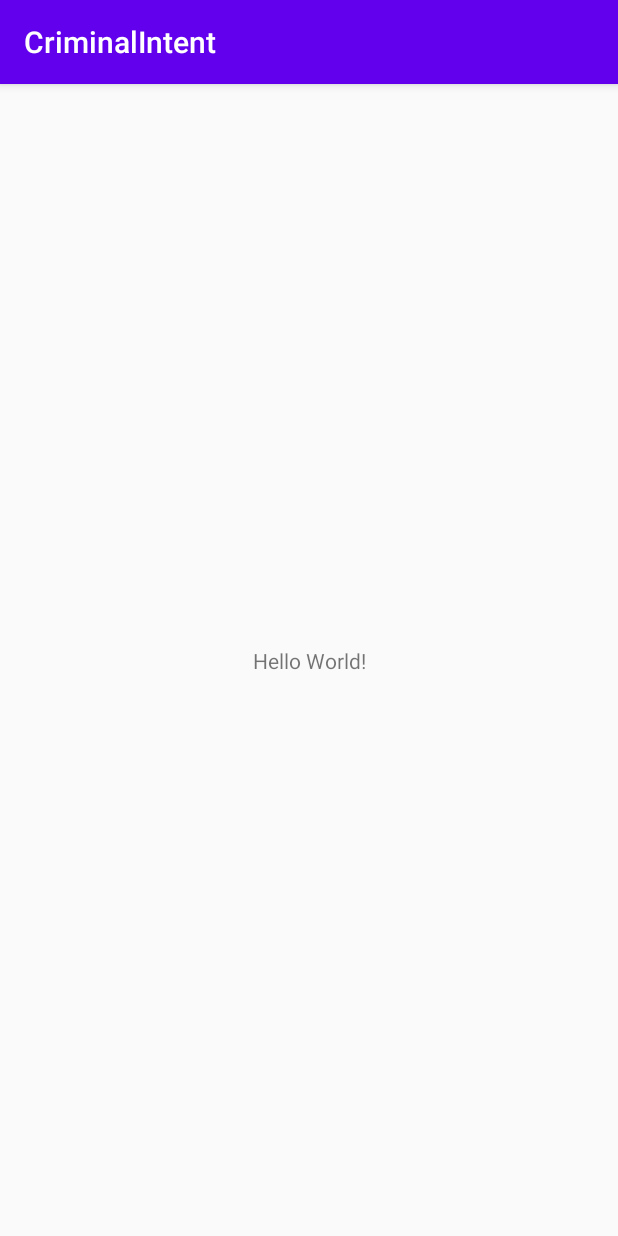
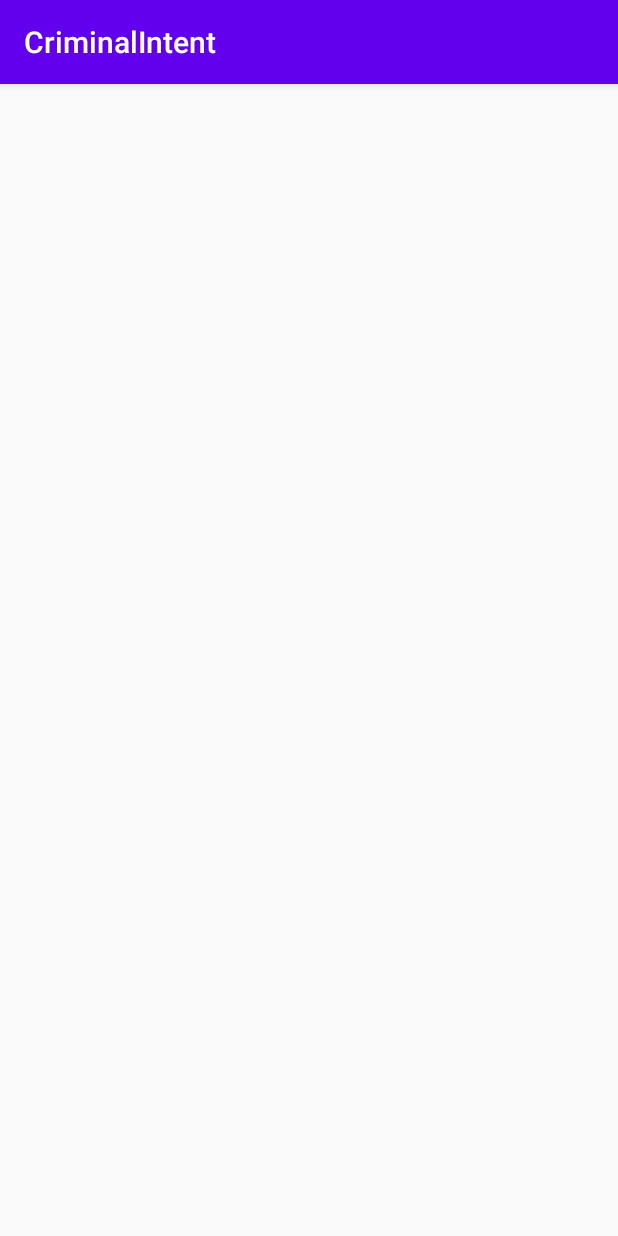
Before and after one commit to Borkau/CrimeIntent, an Android app: the screen it shows after launch (CrimeActivity), on a phone screen of 412 x 824 dp. Run offline under Robolectric (Android 15) with nearby library versions, the phone set to English and light mode, and no system bars.

Commit message:
Create main layout and first fragment

```diff
--- a/app/src/main/res/layout/activity_crime.xml
+++ b/app/src/main/res/layout/activity_crime.xml
@@ -1,18 +1,5 @@
-<?xml version="1.0" encoding="utf-8"?>
-<androidx.constraintlayout.widget.ConstraintLayout xmlns:android="http://schemas.android.com/apk/res/android"
-    xmlns:app="http://schemas.android.com/apk/res-auto"
-    xmlns:tools="http://schemas.android.com/tools"
+<FrameLayout
+    xmlns:android="http://schemas.android.com/apk/res/android"
+    android:id="@+id/fragment_container"
     android:layout_width="match_parent"
-    android:layout_height="match_parent"
-    tools:context=".CrimeActivity">
-
-    <TextView
-        android:layout_width="wrap_content"
-        android:layout_height="wrap_content"
-        android:text="Hello World!"
-        app:layout_constraintBottom_toBottomOf="parent"
-        app:layout_constraintLeft_toLeftOf="parent"
-        app:layout_constraintRight_toRightOf="parent"
-        app:layout_constraintTop_toTopOf="parent" />
-
-</androidx.constraintlayout.widget.ConstraintLayout>
+    android:layout_height="match_parent" />
--- a/app/src/main/res/values/strings.xml
+++ b/app/src/main/res/values/strings.xml
@@ -1,3 +1,7 @@
 <resources>
-    <string name="app_name">CriminalIntent</string>
+    <string name="app_name">CriminalIntent</string>.
+    <string name="crime_title_hint">Enter a title for the crime.</string>
+    <string name="crime_title_label">Title</string>
+    <string name="crime_details_label">Details</string>
+    <string name="crime_solved_label">Solved</string>
 </resources>
```
